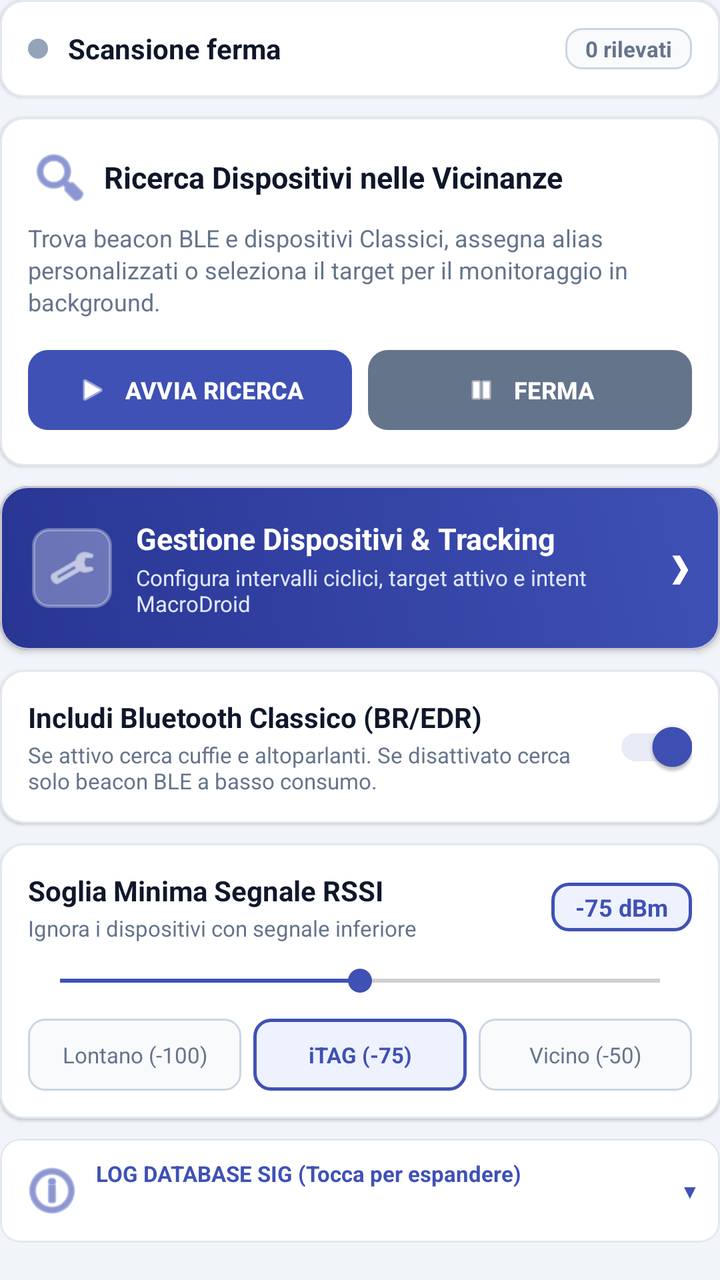
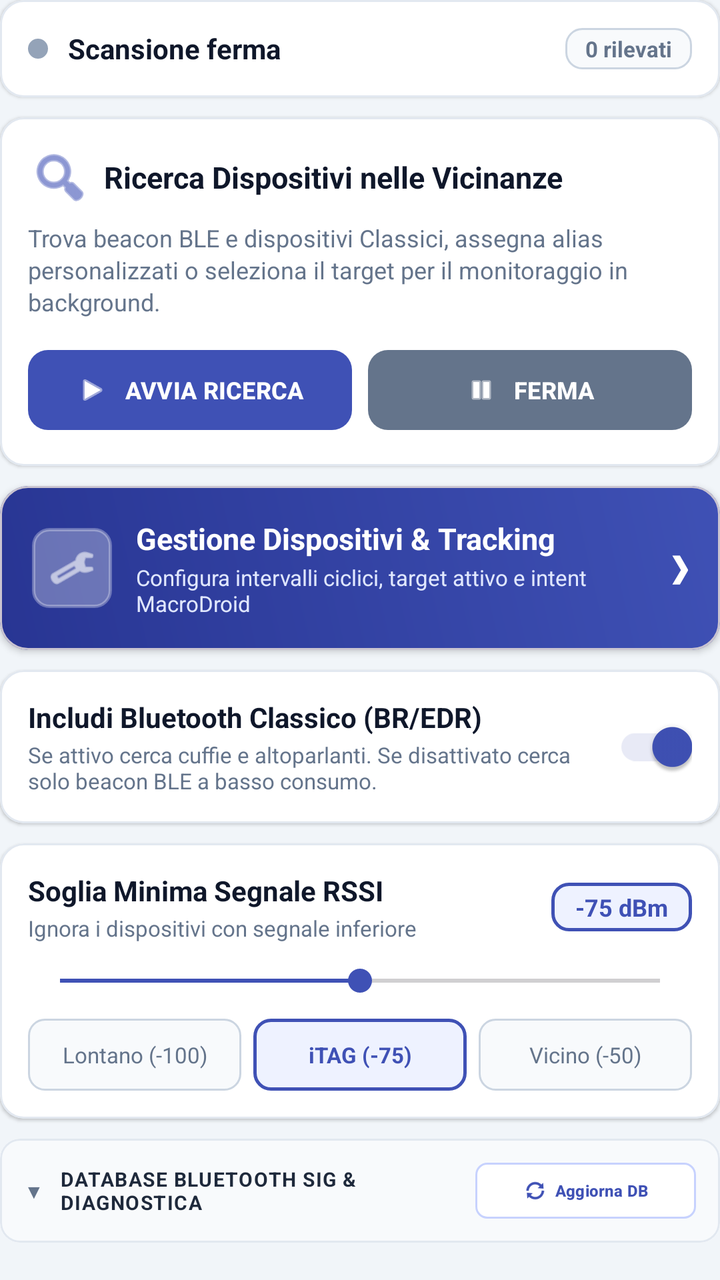

An Android layout rendered at two revisions. The XML below is the earlier revision; the diff shows what the commit changed to produce the second picture.
<!-- AndroidManifest.xml: application theme Theme.ItagScanner -->
<!-- res/layout/header_main_controls.xml -->
<?xml version="1.0" encoding="utf-8"?>
<LinearLayout xmlns:android="http://schemas.android.com/apk/res/android"
    xmlns:app="http://schemas.android.com/apk/res-auto"
    android:layout_width="match_parent"
    android:layout_height="wrap_content"
    android:orientation="vertical">

    
    <com.google.android.material.card.MaterialCardView
        android:layout_width="match_parent"
        android:layout_height="wrap_content"
        android:layout_marginBottom="10dp"
        app:cardCornerRadius="12dp"
        app:cardElevation="1dp"
        app:strokeWidth="1dp"
        app:strokeColor="@color/card_stroke"
        app:cardBackgroundColor="@color/card_background">

        <LinearLayout
            android:layout_width="match_parent"
            android:layout_height="wrap_content"
            android:orientation="horizontal"
            android:padding="14dp"
            android:gravity="center_vertical">

            <View
                android:id="@+id/statusIndicatorDot"
                android:layout_width="10dp"
                android:layout_height="10dp"
                android:background="@drawable/dot_indicator"
                android:backgroundTint="#94A3B8" />

            <TextView
                android:id="@+id/statusText"
                android:layout_width="0dp"
                android:layout_height="wrap_content"
                android:layout_weight="1"
                android:layout_marginStart="10dp"
                android:text="Scansione ferma"
                android:textSize="14sp"
                android:textStyle="bold"
                android:textColor="@color/text_primary" />

            <TextView
                android:id="@+id/statusCountBadge"
                android:layout_width="wrap_content"
                android:layout_height="wrap_content"
                android:text="0 rilevati"
                android:textSize="11sp"
                android:textStyle="bold"
                android:textColor="@color/text_secondary"
                android:background="@drawable/bg_chip_normal"
                android:paddingStart="10dp"
                android:paddingEnd="10dp"
                android:paddingTop="3dp"
                android:paddingBottom="3dp" />
        </LinearLayout>
    </com.google.android.material.card.MaterialCardView>

    
    <com.google.android.material.card.MaterialCardView
        android:layout_width="match_parent"
        android:layout_height="wrap_content"
        android:layout_marginBottom="10dp"
        app:cardCornerRadius="12dp"
        app:cardElevation="1dp"
        app:strokeWidth="1dp"
        app:strokeColor="@color/card_stroke"
        app:cardBackgroundColor="@color/card_background">

        <LinearLayout
            android:layout_width="match_parent"
            android:layout_height="wrap_content"
            android:orientation="vertical"
            android:padding="14dp">

            <LinearLayout
                android:layout_width="match_parent"
                android:layout_height="wrap_content"
                android:orientation="horizontal"
                android:gravity="center_vertical">

                <TextView
                    android:layout_width="wrap_content"
                    android:layout_height="wrap_content"
                    android:text=""
                    android:drawableStart="@android:drawable/ic_menu_search"
                    android:drawableTint="@color/primary_indigo"
                    android:textSize="15sp"
                    android:layout_marginEnd="6dp" />

                <TextView
                    android:layout_width="wrap_content"
                    android:layout_height="wrap_content"
                    android:text="Ricerca Dispositivi nelle Vicinanze"
                    android:textSize="15sp"
                    android:textStyle="bold"
                    android:textColor="@color/text_primary" />
            </LinearLayout>

            <TextView
                android:layout_width="match_parent"
                android:layout_height="wrap_content"
                android:text="Trova beacon BLE e dispositivi Classici, assegna alias personalizzati o seleziona il target per il monitoraggio in background."
                android:textSize="12sp"
                android:textColor="@color/text_secondary"
                android:lineSpacingExtra="2dp"
                android:layout_marginTop="6dp"
                android:layout_marginBottom="12dp" />

            <LinearLayout
                android:layout_width="match_parent"
                android:layout_height="wrap_content"
                android:orientation="horizontal">

                <com.google.android.material.button.MaterialButton
                    android:id="@+id/startButton"
                    android:layout_width="0dp"
                    android:layout_height="48dp"
                    android:layout_weight="1"
                    android:text="AVVIA RICERCA"
                    app:icon="@android:drawable/ic_media_play"
                    app:iconSize="16dp"
                    app:iconGravity="textStart"
                    android:textSize="12sp"
                    android:textStyle="bold"
                    android:textColor="#FFFFFF"
                    app:backgroundTint="@color/primary_indigo"
                    app:cornerRadius="10dp" />

                <com.google.android.material.button.MaterialButton
                    android:id="@+id/stopButton"
                    android:layout_width="0dp"
                    android:layout_height="48dp"
                    android:layout_weight="1"
                    android:layout_marginStart="8dp"
                    android:text="FERMA"
                    app:icon="@android:drawable/ic_media_pause"
                    app:iconSize="16dp"
                    app:iconGravity="textStart"
                    android:textSize="12sp"
                    android:textStyle="bold"
                    android:textColor="#FFFFFF"
                    app:backgroundTint="@color/btn_stop_bg"
                    app:cornerRadius="10dp" />
            </LinearLayout>
        </LinearLayout>
    </com.google.android.material.card.MaterialCardView>

    
    <com.google.android.material.card.MaterialCardView
        android:id="@+id/manageCard"
        android:layout_width="match_parent"
        android:layout_height="wrap_content"
        android:layout_marginBottom="10dp"
        app:cardCornerRadius="14dp"
        app:cardElevation="2dp"
        android:clickable="true"
        android:focusable="true">

        <LinearLayout
            android:layout_width="match_parent"
            android:layout_height="wrap_content"
            android:orientation="horizontal"
            android:background="@drawable/card_gradient_tracking"
            android:padding="16dp"
            android:gravity="center_vertical">

            
            <FrameLayout
                android:layout_width="40dp"
                android:layout_height="40dp"
                android:background="@drawable/bg_chip_selected"
                android:backgroundTint="#4DFFFFFF">
                <ImageView
                    android:layout_width="24dp"
                    android:layout_height="24dp"
                    android:layout_gravity="center"
                    android:src="@android:drawable/ic_menu_manage"
                    app:tint="#FFFFFF" />
            </FrameLayout>

            <LinearLayout
                android:layout_width="0dp"
                android:layout_height="wrap_content"
                android:layout_weight="1"
                android:orientation="vertical"
                android:layout_marginStart="12dp">

                <LinearLayout
                    android:layout_width="wrap_content"
                    android:layout_height="wrap_content"
                    android:orientation="horizontal"
                    android:gravity="center_vertical">

                    <TextView
                        android:layout_width="wrap_content"
                        android:layout_height="wrap_content"
                        android:text="Gestione Dispositivi &amp; Tracking"
                        android:textColor="#FFFFFF"
                        android:textSize="15sp"
                        android:textStyle="bold" />

                    <View
                        android:id="@+id/targetActiveDot"
                        android:layout_width="8dp"
                        android:layout_height="8dp"
                        android:layout_marginStart="6dp"
                        android:background="@drawable/dot_indicator"
                        android:backgroundTint="@color/target_active_green"
                        android:visibility="gone" />
                </LinearLayout>

                <TextView
                    android:id="@+id/manageCardSubtitle"
                    android:layout_width="wrap_content"
                    android:layout_height="wrap_content"
                    android:text="Configura intervalli ciclici, target attivo e intent MacroDroid"
                    android:textColor="#E0E7FF"
                    android:textSize="11sp"
                    android:layout_marginTop="2dp" />
            </LinearLayout>

            <TextView
                android:layout_width="wrap_content"
                android:layout_height="wrap_content"
                android:text="❯"
                android:textColor="#FFFFFF"
                android:textSize="16sp"
                android:textStyle="bold"
                android:layout_marginStart="8dp" />
        </LinearLayout>
    </com.google.android.material.card.MaterialCardView>

    
    <com.google.android.material.card.MaterialCardView
        android:layout_width="match_parent"
        android:layout_height="wrap_content"
        android:layout_marginBottom="10dp"
        app:cardCornerRadius="12dp"
        app:cardElevation="1dp"
        app:strokeWidth="1dp"
        app:strokeColor="@color/card_stroke"
        app:cardBackgroundColor="@color/card_background">

        <LinearLayout
            android:layout_width="match_parent"
            android:layout_height="wrap_content"
            android:orientation="horizontal"
            android:padding="14dp"
            android:gravity="center_vertical">

            <LinearLayout
                android:layout_width="0dp"
                android:layout_height="wrap_content"
                android:layout_weight="1"
                android:orientation="vertical"
                android:paddingEnd="8dp">

                <TextView
                    android:layout_width="wrap_content"
                    android:layout_height="wrap_content"
                    android:text="Includi Bluetooth Classico (BR/EDR)"
                    android:textSize="14sp"
                    android:textStyle="bold"
                    android:textColor="@color/text_primary" />

                <TextView
                    android:layout_width="wrap_content"
                    android:layout_height="wrap_content"
                    android:text="Se attivo cerca cuffie e altoparlanti. Se disattivato cerca solo beacon BLE a basso consumo."
                    android:textSize="11sp"
                    android:textColor="@color/text_secondary"
                    android:layout_marginTop="2dp" />
            </LinearLayout>

            <com.google.android.material.switchmaterial.SwitchMaterial
                android:id="@+id/includeClassicSwitch"
                android:layout_width="wrap_content"
                android:layout_height="wrap_content"
                android:checked="true"
                app:thumbTint="@color/primary_indigo"
                app:trackTint="@color/light_indigo" />
        </LinearLayout>
    </com.google.android.material.card.MaterialCardView>

    
    <com.google.android.material.card.MaterialCardView
        android:layout_width="match_parent"
        android:layout_height="wrap_content"
        android:layout_marginBottom="10dp"
        app:cardCornerRadius="12dp"
        app:cardElevation="1dp"
        app:strokeWidth="1dp"
        app:strokeColor="@color/card_stroke"
        app:cardBackgroundColor="@color/card_background">

        <LinearLayout
            android:layout_width="match_parent"
            android:layout_height="wrap_content"
            android:orientation="vertical"
            android:padding="14dp">

            <LinearLayout
                android:layout_width="match_parent"
                android:layout_height="wrap_content"
                android:orientation="horizontal"
                android:gravity="center_vertical">

                <LinearLayout
                    android:layout_width="0dp"
                    android:layout_height="wrap_content"
                    android:layout_weight="1"
                    android:orientation="vertical">

                    <TextView
                        android:layout_width="wrap_content"
                        android:layout_height="wrap_content"
                        android:text="Soglia Minima Segnale RSSI"
                        android:textSize="14sp"
                        android:textStyle="bold"
                        android:textColor="@color/text_primary" />

                    <TextView
                        android:layout_width="wrap_content"
                        android:layout_height="wrap_content"
                        android:text="Ignora i dispositivi con segnale inferiore"
                        android:textSize="11sp"
                        android:textColor="@color/text_secondary"
                        android:layout_marginTop="2dp" />
                </LinearLayout>

                
                <TextView
                    android:id="@+id/rssiBadgeText"
                    android:layout_width="wrap_content"
                    android:layout_height="wrap_content"
                    android:text="-75 dBm"
                    android:textStyle="bold"
                    android:textSize="12sp"
                    android:textColor="@color/primary_indigo"
                    android:background="@drawable/bg_chip_selected"
                    android:paddingStart="12dp"
                    android:paddingEnd="12dp"
                    android:paddingTop="4dp"
                    android:paddingBottom="4dp" />
            </LinearLayout>

            
            <SeekBar
                android:id="@+id/rssiSeekBar"
                android:layout_width="match_parent"
                android:layout_height="wrap_content"
                android:layout_marginTop="10dp"
                android:layout_marginBottom="10dp"
                android:max="50"
                android:progress="25"
                android:thumbTint="@color/primary_indigo"
                android:progressTint="@color/primary_indigo" />

            
            <LinearLayout
                android:layout_width="match_parent"
                android:layout_height="wrap_content"
                android:orientation="horizontal">

                <TextView
                    android:id="@+id/btnRssiFar"
                    android:layout_width="0dp"
                    android:layout_height="36dp"
                    android:layout_weight="1"
                    android:gravity="center"
                    android:text="Lontano (-100)"
                    android:textSize="11sp"
                    android:textColor="@color/text_secondary"
                    android:background="@drawable/bg_chip_normal"
                    android:clickable="true"
                    android:focusable="true" />

                <TextView
                    android:id="@+id/btnRssiItag"
                    android:layout_width="0dp"
                    android:layout_height="36dp"
                    android:layout_weight="1"
                    android:layout_marginStart="6dp"
                    android:layout_marginEnd="6dp"
                    android:gravity="center"
                    android:text="iTAG (-75)"
                    android:textSize="11sp"
                    android:textStyle="bold"
                    android:textColor="@color/primary_indigo"
                    android:background="@drawable/bg_chip_selected"
                    android:clickable="true"
                    android:focusable="true" />

                <TextView
                    android:id="@+id/btnRssiNear"
                    android:layout_width="0dp"
                    android:layout_height="36dp"
                    android:layout_weight="1"
                    android:gravity="center"
                    android:text="Vicino (-50)"
                    android:textSize="11sp"
                    android:textColor="@color/text_secondary"
                    android:background="@drawable/bg_chip_normal"
                    android:clickable="true"
                    android:focusable="true" />
            </LinearLayout>
        </LinearLayout>
    </com.google.android.material.card.MaterialCardView>

    
    <com.google.android.material.card.MaterialCardView
        android:layout_width="match_parent"
        android:layout_height="wrap_content"
        android:layout_marginBottom="12dp"
        app:cardCornerRadius="10dp"
        app:cardElevation="0dp"
        app:strokeWidth="1dp"
        app:strokeColor="@color/card_stroke"
        app:cardBackgroundColor="@color/card_background">

        <LinearLayout
            android:layout_width="match_parent"
            android:layout_height="wrap_content"
            android:orientation="vertical">

            <LinearLayout
                android:id="@+id/databaseLogHeader"
                android:layout_width="match_parent"
                android:layout_height="wrap_content"
                android:orientation="horizontal"
                android:padding="10dp"
                android:gravity="center_vertical"
                android:clickable="true"
                android:focusable="true">

                <TextView
                    android:layout_width="0dp"
                    android:layout_height="wrap_content"
                    android:layout_weight="1"
                    android:text="LOG DATABASE SIG (Tocca per espandere)"
                    android:drawableStart="@android:drawable/ic_menu_info_details"
                    android:drawableTint="@color/primary_indigo"
                    android:drawablePadding="6dp"
                    android:textStyle="bold"
                    android:textSize="11sp"
                    android:textColor="@color/primary_indigo" />

                <TextView
                    android:id="@+id/dbLogArrow"
                    android:layout_width="wrap_content"
                    android:layout_height="wrap_content"
                    android:text="▼"
                    android:textSize="10sp"
                    android:textColor="@color/primary_indigo" />
            </LinearLayout>

            <TextView
                android:id="@+id/debugText"
                android:layout_width="match_parent"
                android:layout_height="wrap_content"
                android:background="#0F172A"
                android:textColor="#34D399"
                android:fontFamily="monospace"
                android:textSize="10sp"
                android:padding="10dp"
                android:visibility="gone"
                android:text="Database SIG Offline Pronto." />
        </LinearLayout>
    </com.google.android.material.card.MaterialCardView>

    
    <LinearLayout
        android:layout_width="match_parent"
        android:layout_height="wrap_content"
        android:orientation="horizontal"
        android:gravity="center_vertical"
        android:layout_marginBottom="8dp"
        android:layout_marginStart="2dp">

        <TextView
            android:layout_width="wrap_content"
            android:layout_height="wrap_content"
            android:text="DISPOSITIVI RILEVATI"
            android:textSize="12sp"
            android:textStyle="bold"
            android:textColor="@color/text_secondary"
            android:letterSpacing="0.05" />

        <TextView
            android:id="@+id/listCountBadge"
            android:layout_width="wrap_content"
            android:layout_height="wrap_content"
            android:layout_marginStart="6dp"
            android:text="0"
            android:textSize="11sp"
            android:textStyle="bold"
            android:textColor="@color/primary_indigo"
            android:background="@drawable/bg_chip_selected"
            android:paddingStart="8dp"
            android:paddingEnd="8dp"
            android:paddingTop="1dp"
            android:paddingBottom="1dp" />

        <TextView
            android:layout_width="0dp"
            android:layout_height="wrap_content"
            android:layout_weight="1"
            android:gravity="end"
            android:text="(Tieni premuto per rinominare)"
            android:textSize="10sp"
            android:textColor="@color/text_muted" />
    </LinearLayout>

</LinearLayout>
<!-- resources referenced by this layout -->
<resources>
  <color name="btn_stop_bg">#64748B</color>
  <color name="card_background">#FFFFFF</color>
  <color name="card_stroke">#E2E8F0</color>
  <color name="light_indigo">#E8EAF6</color>
  <color name="primary_indigo">#3F51B5</color>
  <color name="target_active_green">#10B981</color>
  <color name="text_muted">#94A3B8</color>
  <color name="text_primary">#0F172A</color>
  <color name="text_secondary">#64748B</color>
  <!-- drawable bg_chip_normal (drawable) -->
  <?xml version="1.0" encoding="utf-8"?>
  <shape xmlns:android="http://schemas.android.com/apk/res/android"
      android:shape="rectangle">
      <solid android:color="#F8FAFC" />
      <stroke android:width="1dp" android:color="#CBD5E1" />
      <corners android:radius="8dp" />
  </shape>
  <!-- drawable bg_chip_selected (drawable) -->
  <?xml version="1.0" encoding="utf-8"?>
  <shape xmlns:android="http://schemas.android.com/apk/res/android"
      android:shape="rectangle">
      <solid android:color="#EEF2FF" />
      <stroke android:width="1.5dp" android:color="#3F51B5" />
      <corners android:radius="8dp" />
  </shape>
  <!-- drawable card_gradient_tracking (drawable) -->
  <?xml version="1.0" encoding="utf-8"?>
  <shape xmlns:android="http://schemas.android.com/apk/res/android"
      android:shape="rectangle">
      <gradient
          android:angle="45"
          android:startColor="#283593"
          android:endColor="#3F51B5"
          android:type="linear" />
      <corners android:radius="14dp" />
  </shape>
  <!-- drawable dot_indicator (drawable) -->
  <?xml version="1.0" encoding="utf-8"?>
  <shape xmlns:android="http://schemas.android.com/apk/res/android"
      android:shape="oval">
      <solid android:color="#94A3B8" />
      <size android:width="10dp" android:height="10dp" />
  </shape>
  <style name="Theme.ItagScanner" parent="Theme.Material3.Light.NoActionBar">
          <item name="colorPrimary">@color/colorPrimary</item>
          <item name="colorPrimaryDark">@color/colorPrimaryDark</item>
          <item name="colorAccent">@color/colorPrimary</item>
          <item name="android:windowBackground">@color/page_background</item>
          <item name="android:statusBarColor">@color/colorPrimaryDark</item>
      </style>
  <color name="colorPrimary">#3F51B5</color>
  <color name="colorPrimaryDark">#303F9F</color>
  <color name="page_background">#F1F5F9</color>
</resources>

<!-- the commit's change to res/layout/header_main_controls.xml (unified diff, before → after) -->
@@ -425,48 +425,146 @@
             android:layout_height="wrap_content"
             android:orientation="vertical">
 
+            
             <LinearLayout
                 android:id="@+id/databaseLogHeader"
                 android:layout_width="match_parent"
                 android:layout_height="wrap_content"
                 android:orientation="horizontal"
-                android:padding="10dp"
+                android:padding="12dp"
+                android:background="#F8FAFC"
                 android:gravity="center_vertical"
                 android:clickable="true"
                 android:focusable="true">
 
                 <TextView
-                    android:layout_width="0dp"
-                    android:layout_height="wrap_content"
-                    android:layout_weight="1"
-                    android:text="LOG DATABASE SIG (Tocca per espandere)"
-                    android:drawableStart="@android:drawable/ic_menu_info_details"
-                    android:drawableTint="@color/primary_indigo"
-                    android:drawablePadding="6dp"
-                    android:textStyle="bold"
-                    android:textSize="11sp"
-                    android:textColor="@color/primary_indigo" />
-
-                <TextView
                     android:id="@+id/dbLogArrow"
                     android:layout_width="wrap_content"
                     android:layout_height="wrap_content"
                     android:text="▼"
                     android:textSize="10sp"
-                    android:textColor="@color/primary_indigo" />
-            </LinearLayout>
-
-            <TextView
-                android:id="@+id/debugText"
-                android:layout_width="match_parent"
-                android:layout_height="wrap_content"
-                android:background="#0F172A"
-                android:textColor="#34D399"
-                android:fontFamily="monospace"
-                android:textSize="10sp"
-                android:padding="10dp"
+                    android:textColor="#64748B"
+                    android:layout_marginEnd="8dp" />
+
+                <TextView
+                    android:layout_width="0dp"
+                    android:layout_height="wrap_content"
+                    android:layout_weight="1"
+                    android:text="DATABASE BLUETOOTH SIG &amp; DIAGNOSTICA"
+                    android:textStyle="bold"
+                    android:textSize="10sp"
+                    android:textColor="#1E293B"
+                    android:letterSpacing="0.05" />
+
+                <com.google.android.material.button.MaterialButton
+                    android:id="@+id/refreshDbButton"
+                    android:layout_width="wrap_content"
+                    android:layout_height="28dp"
+                    android:text="Aggiorna DB"
+                    android:textSize="8sp"
+                    android:textStyle="bold"
+                    android:textColor="@color/primary_indigo"
+                    app:backgroundTint="#FFFFFF"
+                    app:strokeColor="#C7D2FE"
+                    app:strokeWidth="1dp"
+                    app:icon="@android:drawable/ic_popup_sync"
+                    app:iconTint="@color/primary_indigo"
+                    app:iconSize="12dp"
+                    app:iconPadding="4dp"
+                    app:cornerRadius="6dp"
+                    android:insetTop="0dp"
+                    android:insetBottom="0dp"
+                    android:paddingStart="8dp"
+                    android:paddingEnd="8dp" />
+            </LinearLayout>
+
+            
+            <LinearLayout
+                android:id="@+id/databaseLogContent"
+                android:layout_width="match_parent"
+                android:layout_height="wrap_content"
+                android:orientation="vertical"
+                android:padding="12dp"
                 android:visibility="gone"
-                android:text="Database SIG Offline Pronto." />
+                android:background="#F8F9FA">
+
+                <View
+                    android:layout_width="match_parent"
+                    android:layout_height="1dp"
+                    android:background="#E2E8F0"
+                    android:layout_marginBottom="8dp"
+                    android:layout_marginTop="-12dp" />
+
+                <LinearLayout
+                    android:layout_width="match_parent"
+                    android:layout_height="wrap_content"
+                    android:orientation="horizontal"
+                    android:gravity="center_vertical"
+                    android:layout_marginBottom="6dp">
+
+                    <TextView
+                        android:layout_width="0dp"
+                        android:layout_height="wrap_content"
+                        android:layout_weight="1"
+                        android:text="Sorgente: Bitbucket Bluetooth SIG (assigned_numbers)"
+                        android:textSize="10sp"
+                        android:textColor="#475569" />
+
+                    <LinearLayout
+                        android:layout_width="wrap_content"
+                        android:layout_height="wrap_content"
+                        android:orientation="horizontal"
+                        android:gravity="center_vertical">
+                        <View
+                            android:layout_width="6dp"
+                            android:layout_height="6dp"
+                            android:background="@drawable/dot_indicator"
+                            android:backgroundTint="#059669"
+                            android:layout_marginEnd="4dp" />
+                        <TextView
+                            android:layout_width="wrap_content"
+                            android:layout_height="wrap_content"
+                            android:text="Cache attiva locale (30 giorni)"
+                            android:textSize="10sp"
+                            android:textColor="#15803D"
+                            android:textStyle="bold" />
+                    </LinearLayout>
+                </LinearLayout>
+
+                <TextView
+                    android:layout_width="match_parent"
+                    android:layout_height="wrap_content"
+                    android:text="I file YAML (numeri assegnati da Bluetooth SIG per Company Identifiers e Appearance) vengono scaricati e analizzati per riconoscere i costruttori Bluetooth."
+                    android:textSize="10sp"
+                    android:textColor="#64748B"
+                    android:layout_marginBottom="10dp" />
+
+                <TextView
+                    android:layout_width="wrap_content"
+                    android:layout_height="wrap_content"
+                    android:text="LOG DI CARICAMENTO IN TEMPO REALE:"
+                    android:textSize="9sp"
+                    android:textStyle="bold"
+                    android:textColor="#94A3B8"
+                    android:layout_marginBottom="4dp" />
+
+                <ScrollView
+                    android:layout_width="match_parent"
+                    android:layout_height="100dp"
+                    android:background="#0F172A"
+                    android:padding="8dp">
+
+                    <TextView
+                        android:id="@+id/debugText"
+                        android:layout_width="match_parent"
+                        android:layout_height="wrap_content"
+                        android:textColor="#34D399"
+                        android:fontFamily="monospace"
+                        android:textSize="10sp"
+                        android:lineSpacingExtra="2dp"
+                        android:text="Database SIG Offline Pronto." />
+                </ScrollView>
+            </LinearLayout>
         </LinearLayout>
     </com.google.android.material.card.MaterialCardView>
 
